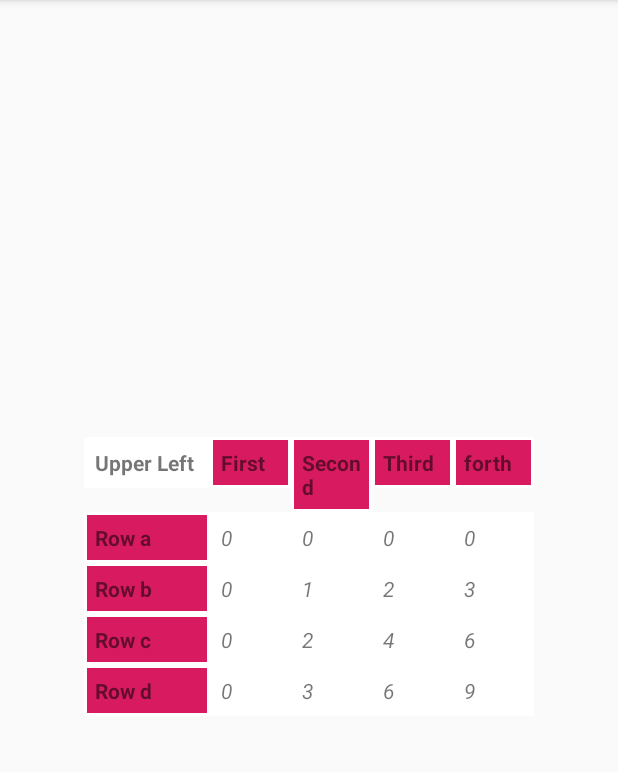
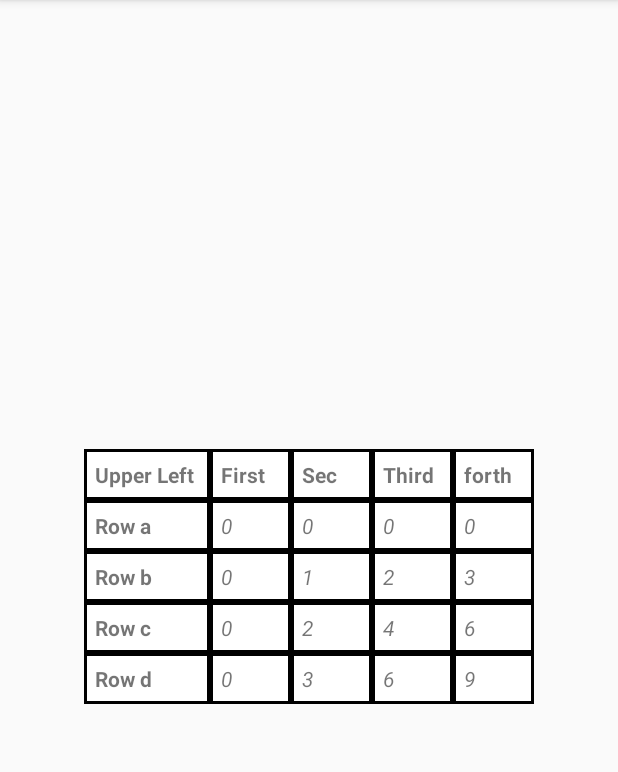
Before and after one commit to codingbychanche/Table-Tool, an Android app: the screen it shows after launch (MainActivity), on a phone screen of 412 x 824 dp, the part 84-856 px from its top. Run offline under Robolectric (Android 15) with nearby library versions, the phone set to English and light mode, and no system bars.

Commit message:
Second sample layout added.

```diff
--- a/app/src/main/java/berthold/tabletoolmoreadvanched/MainActivity.java
+++ b/app/src/main/java/berthold/tabletoolmoreadvanched/MainActivity.java
@@ -21,7 +21,7 @@ import berthold.tabletool.*;
 import android.widget.TextView;
 import android.widget.Toast;
 
-public class MainActivity extends AppCompatActivity implements CellWasClickedListener {
+public class MainActivity extends AppCompatActivity implements cellWasClickedListener {
 
     static final int ROWS=4,COLUMNS=4;
 
@@ -37,7 +37,7 @@ public class MainActivity extends AppCompatActivity implements CellWasClickedLis
 
         int[][] cellData = new int[ROWS][COLUMNS];
         String [] rowTitles={"Row a","Row b","Row c","Row d"};
-        String [] columnTitles={"First","Second","Third","forth"};
+        String [] columnTitles={"First","Sec","Third","forth"};
 
         for (int rows = 0; rows <= ROWS-1; rows++) {
             for (int columns = 0; columns <= COLUMNS - 1; columns++) {
@@ -59,10 +59,9 @@ public class MainActivity extends AppCompatActivity implements CellWasClickedLis
     }
 
     @Override
-    public void getCellTouched(int row,int column,View v){
-        TextView text=v.findViewById(R.id.cell_view_text);
+    public void getCellTouched(int row,int column,View v) {
+        TextView text = v.findViewById(R.id.cell_view_text);
 
-        Toast.makeText(this,"Cell "+row+"/"+column+ " was touched  "+text.getText().toString(),Toast.LENGTH_LONG).show();
+        Toast.makeText(this, "Cell " + row + "/" + column + " was touched  " + text.getText().toString(), Toast.LENGTH_LONG).show();
     }
-
 }
--- a/app/src/main/res/layout/column_title.xml
+++ b/app/src/main/res/layout/column_title.xml
@@ -9,7 +9,7 @@
         android:layout_width="wrap_content"
         android:layout_height="wrap_content"
 
-        android:background="#ffffff"
+        android:background="#000000"
         android:paddingLeft="2dp"
         android:paddingTop="2dp"
         android:paddingRight="2dp"
@@ -19,7 +19,7 @@
             android:id="@+id/column_title_view_text"
             android:layout_width="50dp"
             android:layout_height="wrap_content"
-            android:background="@color/colorAccent"
+            android:background="#ffffff"
             android:paddingLeft="5dp"
             android:paddingTop="5dp"
             android:paddingRight="5dp"
--- a/app/src/main/res/layout/row_title.xml
+++ b/app/src/main/res/layout/row_title.xml
@@ -8,7 +8,7 @@
         android:layout_width="match_parent"
         android:layout_height="wrap_content"
 
-        android:background="#ffffff"
+        android:background="#000000"
         android:paddingLeft="2dp"
         android:paddingTop="2dp"
         android:paddingRight="2dp"
@@ -19,7 +19,7 @@
 
             android:layout_width="80dp"
             android:layout_height="wrap_content"
-            android:background="@color/colorAccent"
+            android:background="#ffffff"
             android:paddingLeft="5dp"
             android:paddingTop="5dp"
             android:paddingRight="5dp"
--- a/app/src/main/res/layout/tabel_cell_view.xml
+++ b/app/src/main/res/layout/tabel_cell_view.xml
@@ -10,7 +10,7 @@
         android:layout_width="match_parent"
         android:layout_height="match_parent"
 
-        android:background="#ffffff"
+        android:background="#000000"
         android:paddingLeft="2dp"
         android:paddingTop="2dp"
         android:paddingRight="2dp"
@@ -19,6 +19,7 @@
         <TextView
             android:id="@+id/cell_view_text"
             android:layout_height="match_parent"
+            android:background="#ffffff"
             android:layout_width="50dp"
             android:paddingRight="5dp"
             android:paddingLeft="5dp"
--- a/app/src/main/res/layout/upper_left_corner_cell.xml
+++ b/app/src/main/res/layout/upper_left_corner_cell.xml
@@ -10,7 +10,7 @@
         android:layout_width="wrap_content"
         android:layout_height="wrap_content"
 
-        android:background="#ffffff"
+        android:background="#000000"
         android:paddingLeft="2dp"
         android:paddingTop="2dp"
         android:paddingRight="2dp"
--- a/tabletool/src/main/java/berthold/tabletool/Table.java
+++ b/tabletool/src/main/java/berthold/tabletool/Table.java
@@ -12,7 +12,7 @@ import androidx.appcompat.app.AppCompatActivity;
 
 public class Table extends AppCompatActivity {
 
-    private CellWasClickedListener listener;
+    private cellWasClickedListener listener;
     boolean tableHasTitleCells;
     private int columns, rows, cellViewID, upperLeftCornerCellID, columnTitleID, rowTitleID;
     private int dataSource[][];
@@ -27,7 +27,7 @@ public class Table extends AppCompatActivity {
      * @param cellViewID
      * @param context
      */
-    public Table(CellWasClickedListener listener, int rows, int columns, int cellViewID, Context context) {
+    public Table(cellWasClickedListener listener, int rows, int columns, int cellViewID, Context context) {
         this.listener = listener;
         tableHasTitleCells = false;
         this.columns = columns;
@@ -50,7 +50,7 @@ public class Table extends AppCompatActivity {
      * @param cellViewID    ID from layout- xml file of the view, containing the cell layout.
      * @param context       {@see Context}
      */
-    public Table(CellWasClickedListener listener, int columns, int rows, int upperLeftCornerCellID, int columnTitleID, int rowTitleID, int cellViewID, Context context) {
+    public Table(cellWasClickedListener listener, int columns, int rows, int upperLeftCornerCellID, int columnTitleID, int rowTitleID, int cellViewID, Context context) {
         this.listener = listener;
         tableHasTitleCells = true;
         this.columns = columns;
--- a/tabletool/src/main/java/berthold/tabletool/CellWasClickedListener.java
+++ b/tabletool/src/main/java/berthold/tabletool/cellWasClickedListener.java
@@ -5,7 +5,7 @@ import android.view.View;
  * Implement this to receive onClickListener events from
  * cells touched.
  */
-public interface CellWasClickedListener {
+public interface cellWasClickedListener {
 
     /**
      * Cell was touched.
```
Also changed, not shown: 5 other files.
